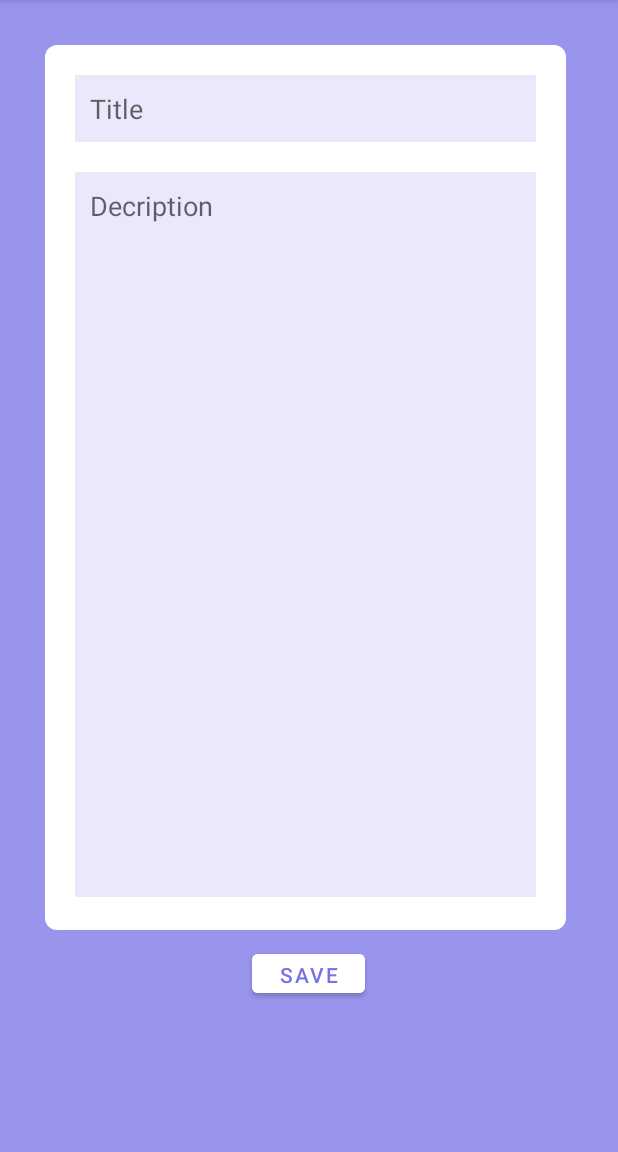
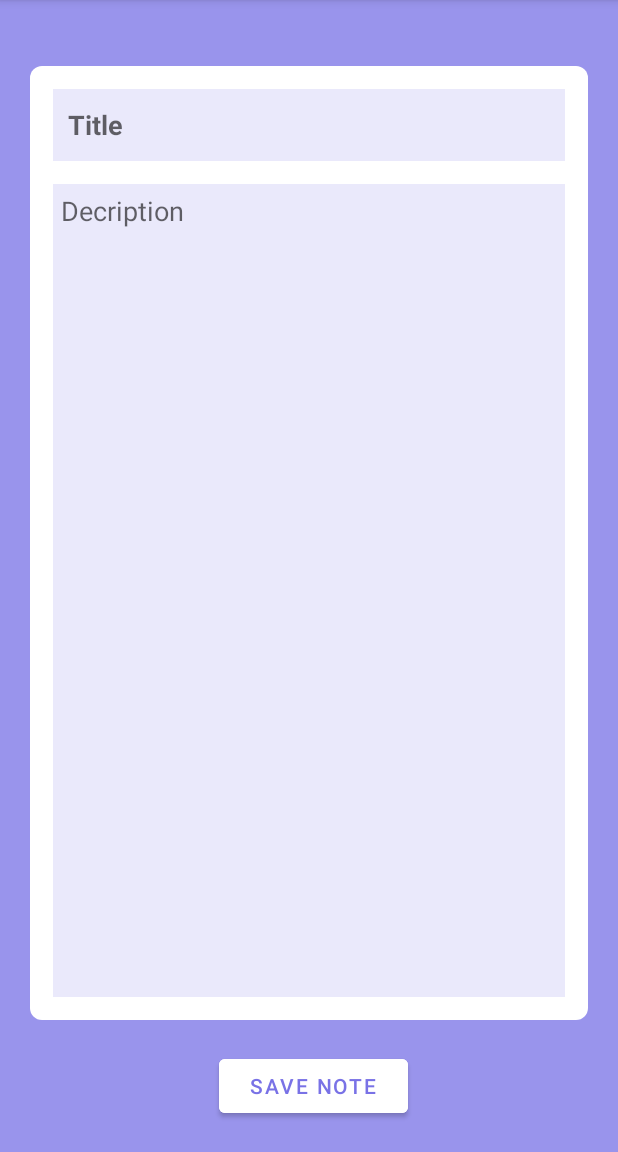
Before and after one commit to Oneimu/TextScanner, an Android app: the EditActivity screen opened directly, with no data from a screen before it, on a phone screen of 412 x 824 dp, the part 84-1236 px from its top. Run offline under Robolectric (Android 15) with nearby library versions, the phone set to English and light mode, and no system bars; libraries missing offline, so code that uses them is left out: io.realm; 3 statements that could not run were skipped.

Commit message:
Note page done!

```diff
--- a/app/src/main/AndroidManifest.xml
+++ b/app/src/main/AndroidManifest.xml
@@ -22,6 +22,9 @@
             android:exported="false" />
         <activity
             android:name=".EditActivity"
+            android:exported="false" />
+        <activity
+            android:name=".EditActivity2"
             android:exported="false" />
         <activity
             android:name=".TextActivity"
--- a/app/src/main/java/com/example/textscanner/EditActivity.java
+++ b/app/src/main/java/com/example/textscanner/EditActivity.java
@@ -1,17 +1,72 @@
 package com.example.textscanner;
 
+import androidx.annotation.Nullable;
 import androidx.appcompat.app.AppCompatActivity;
 
 import android.content.Intent;
 import android.os.Bundle;
+import android.os.PersistableBundle;
+import android.view.View;
+import android.widget.Button;
+import android.widget.TextView;
+import android.widget.Toast;
+
+import io.realm.Realm;
 
 public class EditActivity extends AppCompatActivity {
+
+    Button button_save;
+    TextView titleView, descriptionView;
 
     @Override
     protected void onCreate(Bundle savedInstanceState) {
         super.onCreate(savedInstanceState);
         setContentView(R.layout.activity_edit);
 
+//        if (getIntent().hasFileDescriptors())
+
+
+
+        button_save = findViewById(R.id.save_btn);
+        descriptionView = findViewById(R.id.descriptioninput);
+        titleView = findViewById(R.id.titleinput);
+
+        Bundle descriptionTextIntent = getIntent().getExtras();
+        String description = descriptionTextIntent.getString("scantext");
+        long createdTime = System.currentTimeMillis();
+
+        descriptionView.setText(description);
+
+        Realm.init(getApplicationContext());
+        Realm realm = Realm.getDefaultInstance();
+
+        button_save.setOnClickListener(new View.OnClickListener() {
+            @Override
+            public void onClick(View view) {
+                realm.beginTransaction();
+                Note note = realm.createObject(Note.class);
+
+                note.setCreatedTime(createdTime);
+                note.setTitle(titleView.getText().toString());
+                note.setDescription(descriptionView.getText().toString());
+                realm.commitTransaction();
+                Toast.makeText(EditActivity.this, "Worked!", Toast.LENGTH_LONG);
+                goMainActivity();
+                finish();
+
+            }
+        });
+
+
+
 
     }
+    private void goMainActivity(){
+        Intent intent = new Intent(EditActivity.this, MainActivity.class);
+        startActivity(intent);
+        finish();
+    }
 }
+
+//    Intent myIntent = getIntent(); // this is just for example purpose
+// * myIntent.getExtra("key");
--- a/app/src/main/res/layout/activity_edit.xml
+++ b/app/src/main/res/layout/activity_edit.xml
@@ -1,5 +1,5 @@
 <?xml version="1.0" encoding="utf-8"?>
-<LinearLayout xmlns:android="http://schemas.android.com/apk/res/android"
+<RelativeLayout xmlns:android="http://schemas.android.com/apk/res/android"
     xmlns:app="http://schemas.android.com/apk/res-auto"
     xmlns:tools="http://schemas.android.com/tools"
     android:layout_width="match_parent"
@@ -9,45 +9,89 @@
     android:padding="20dp"
     tools:context=".EditActivity">
 
-    <LinearLayout
-        android:layout_width="347dp"
-        android:layout_height="590dp"
-        android:layout_margin="10dp"
+    <RelativeLayout
+        android:layout_width="376dp"
+        android:layout_height="wrap_content"
+        android:layout_above="@+id/save_btn"
+        android:layout_alignParentStart="true"
+        android:layout_alignParentTop="true"
+        android:layout_alignParentEnd="true"
+        android:layout_marginStart="0dp"
+        android:layout_marginTop="24dp"
+        android:layout_marginEnd="0dp"
+        android:layout_marginBottom="20dp"
         android:background="@drawable/rounded_corner"
         android:orientation="vertical"
         android:padding="10dp">
 
         <EditText
             android:id="@+id/titleinput"
-            android:layout_width="match_parent"
+            android:layout_width="301dp"
             android:layout_height="wrap_content"
-            android:layout_margin="10dp"
+            android:layout_alignParentStart="true"
+            android:layout_alignParentTop="true"
+            android:layout_alignParentEnd="true"
+            android:layout_marginStart="5dp"
+            android:layout_marginTop="5dp"
+            android:layout_marginEnd="5dp"
+            android:layout_marginBottom="10dp"
             android:background="#287972E6"
             android:hint="Title"
-            android:padding="10dp" />
+            android:minHeight="48dp"
+            android:padding="10dp"
+            android:textStyle="bold" />
 
         <EditText
             android:id="@+id/descriptioninput"
-            android:layout_width="307dp"
-            android:layout_height="483dp"
-            android:layout_margin="10dp"
+            android:layout_width="302dp"
+            android:layout_height="498dp"
+            android:layout_below="@+id/titleinput"
+            android:layout_alignParentStart="true"
+            android:layout_alignParentEnd="true"
+            android:layout_alignParentBottom="true"
+            android:layout_marginStart="5dp"
+            android:layout_marginTop="5dp"
+            android:layout_marginEnd="5dp"
+            android:layout_marginBottom="5dp"
             android:background="#287972E6"
             android:gravity="top"
             android:hint="Decription"
-            android:lines="10"
-            android:padding="10dp" />
+            android:lines="20"
+            android:padding="5dp" />
 
 
-    </LinearLayout>
+    </RelativeLayout>
 
-    <com.google.android.material.button.MaterialButton
-        android:id="@+id/savebtn"
-        android:layout_width="75dp"
-        android:layout_height="38dp"
+    <Button
+        android:id="@+id/save_btn"
+        android:layout_width="145dp"
+        android:layout_height="wrap_content"
+        android:layout_alignParentStart="true"
+        android:layout_alignParentEnd="true"
+        android:layout_alignParentBottom="true"
         android:layout_gravity="center"
+
+        android:layout_marginStart="126dp"
+        android:layout_marginEnd="120dp"
+        android:layout_marginBottom="0dp"
         android:backgroundTint="#ffff"
+        android:gravity="center"
         android:text="SAVE NOTE"
         android:textColor="#7972E6" />
 
 
-</LinearLayout>
+    <!--    <com.google.android.material.button.MaterialButton-->
+<!--&lt;!&ndash;        android:id="@+id/savebtn"&ndash;&gt;-->
+<!--        android:layout_width="140dp"-->
+<!--        android:layout_height="wrap_content"-->
+<!--        android:layout_gravity="center"-->
+<!--        android:layout_marginStart="20dp"-->
+<!--        android:layout_marginTop="-608dp"-->
+<!--        android:layout_marginEnd="217dp"-->
+<!--        android:layout_marginBottom="233dp"-->
+<!--        android:backgroundTint="#ffff"-->
+<!--        android:text="SAVE NOTE"-->
+<!--        android:textColor="#7972E6" />-->
+
+
+</RelativeLayout>
```
Also changed, not shown: app/build.gradle (+11 -0 lines), app/src/main/java/com/example/textscanner/EditActivity2.java (added, +72 -0 lines), app/src/main/java/com/example/textscanner/MainActivity.java (+29 -0 lines), app/src/main/java/com/example/textscanner/MyAdapter.java (added, +109 -0 lines), app/src/main/java/com/example/textscanner/Note.java (+34 -34 lines), app/src/main/res/layout/activity_forgotten_password.xml (+4 -4 lines), app/src/main/res/layout/item_view.xml (added, +36 -0 lines), build.gradle (+10 -0 lines).
